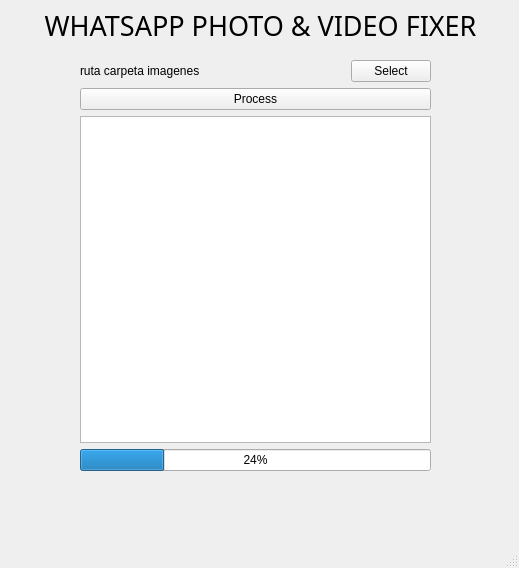
agcerutti/whatsapp-photo-fixer, file main.ui: the form before one commit.
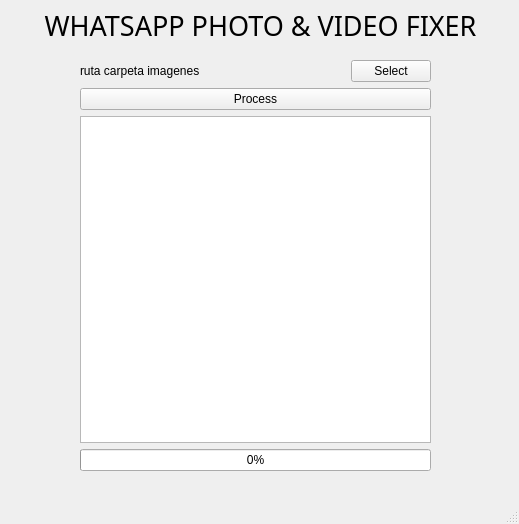
The form after the commit.

```diff
--- a/main.ui
+++ b/main.ui
@@ -7,7 +7,7 @@
     <x>0</x>
     <y>0</y>
     <width>519</width>
-    <height>568</height>
+    <height>524</height>
    </rect>
   </property>
   <property name="font">
@@ -89,8 +89,15 @@
       <layout class="QHBoxLayout" name="horizontalLayout_4">
        <item>
         <widget class="QProgressBar" name="progressBar">
+         <property name="font">
+          <font>
+           <weight>50</weight>
+           <bold>false</bold>
+           <stylestrategy>PreferAntialias</stylestrategy>
+          </font>
+         </property>
          <property name="value">
-          <number>24</number>
+          <number>0</number>
          </property>
         </widget>
        </item>
```
